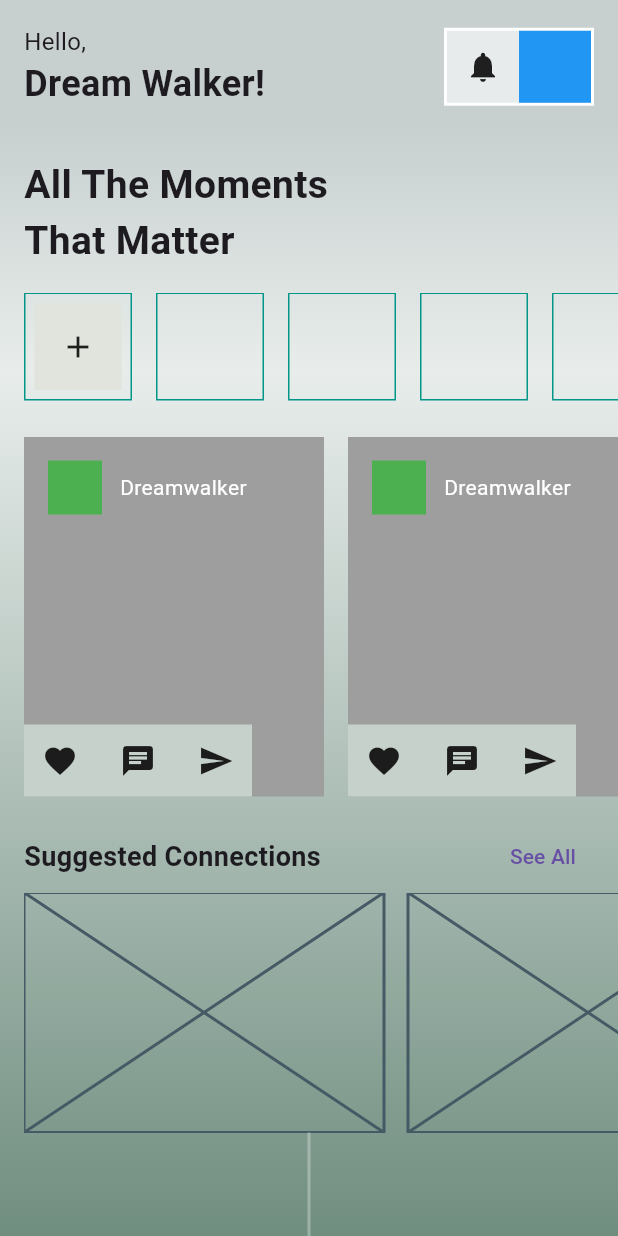
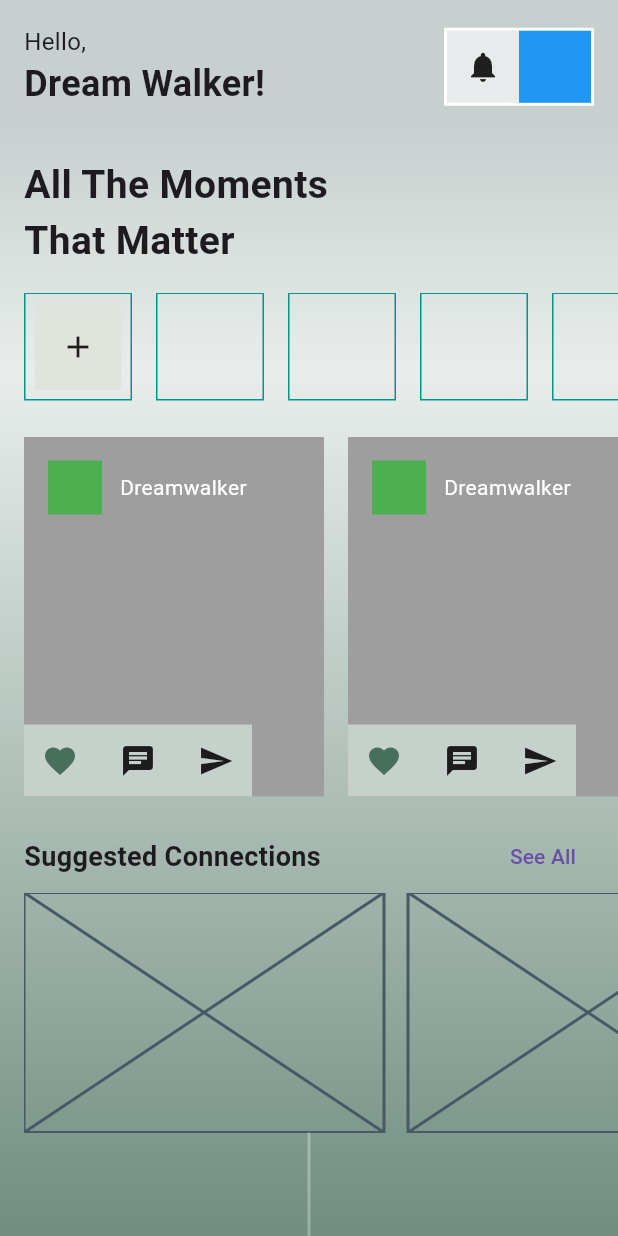
Before and after one commit to JAICHANGPARK/flutter_notebook_chapter_51, a Flutter app: the SocialDiscoveryHomePage screen opened directly, on a phone screen of 412 x 824 dp. Run offline on Flutter 3.47's test engine with Material 3 defaults, Android fonts, the phone set to English and light mode, and no system bars; our stand-ins replace gap, hugeicons.

Commit message:
Update social_discovery_home_page.dart

```diff
--- a/lib/ep2574_social_discovery_app/ui/social_discovery_home_page.dart
+++ b/lib/ep2574_social_discovery_app/ui/social_discovery_home_page.dart
@@ -182,7 +182,10 @@ class _SocialDiscoveryHomePageState extends State<SocialDiscoveryHomePage> {
                                     children: [
                                       Container(
                                         padding: EdgeInsets.all(12),
-                                      child: Icon(Icons.favorite),
+                                        child: Icon(
+                                          Icons.favorite,
+                                          color: Color.fromRGBO(71, 111, 91, 1),
+                                        ),
                                       ),
                                       Container(
                                         padding: EdgeInsets.all(12),
@@ -192,7 +195,8 @@ class _SocialDiscoveryHomePageState extends State<SocialDiscoveryHomePage> {
                                         padding: EdgeInsets.all(12),
                                         child: Icon(Icons.send),
                                       ),
-                                  ]),
+                                    ],
+                                  ),
                                 ),
                               ),
                             ],
```
Lines whose indentation alone changed are shown as unchanged.
